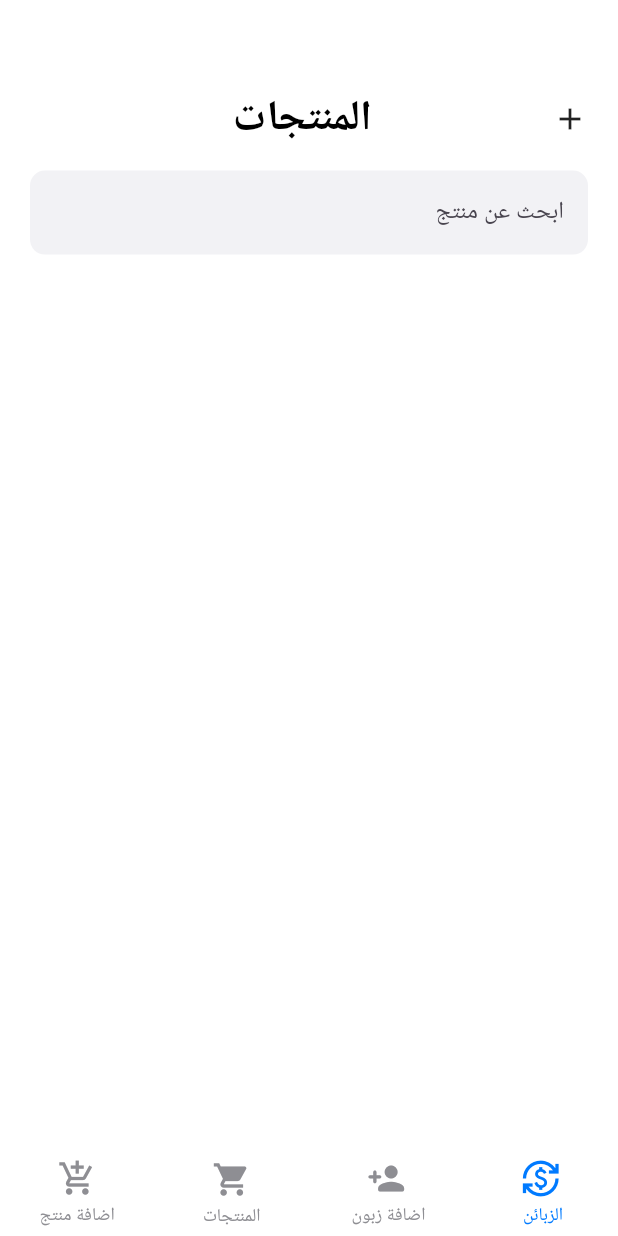
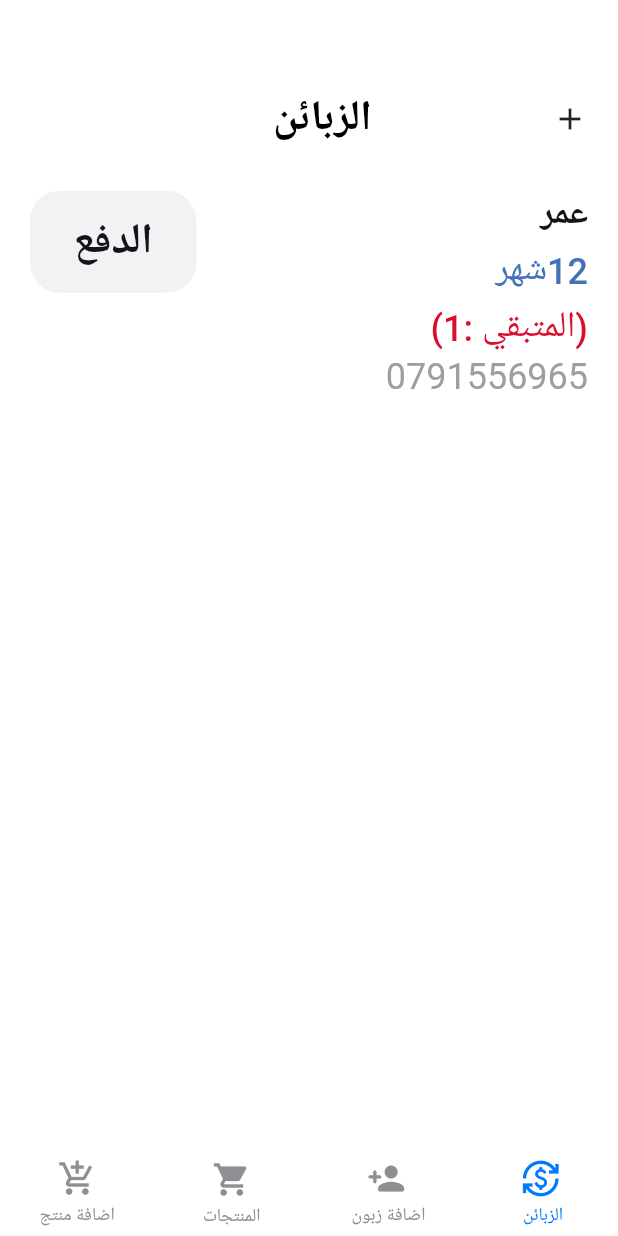
Before and after one commit to youcef-salem/taksit_walid, a Flutter app: the screen it shows after launch, on a phone screen of 412 x 824 dp. Run offline on Flutter 3.47's test engine with Material 3 defaults, Android fonts, the phone set to English and light mode, and no system bars; drawn by our look-alikes of persistent_bottom_nav_bar_v2; our stand-ins replace sqflite; accounts and stored records are empty.

Commit message:
making  asimple ui for custumer list and everything is static

```diff
--- a/lib/controlers/add_costumer.dart
+++ b/lib/controlers/add_costumer.dart
@@ -124,7 +124,7 @@ class AddCustomer with ChangeNotifier {
   void set_montgh_pay(double? value) {
     double month_number = value?? 1;
     double price = selected_product!.productPrice;
-    if (num != 0) {
+    if (month_number != 0) {
       MonthlyPayment_controler.text = (price / month_number).toInt().toString();
     } else {
       MonthlyPayment_controler.text = "0.0";
--- a/lib/utilities/router.dart
+++ b/lib/utilities/router.dart
@@ -2,27 +2,30 @@ import 'package:flutter/material.dart';
 import 'package:taksit_walid/utilities/routes.dart';
 import 'package:taksit_walid/view/add_custumer.dart';
 import 'package:taksit_walid/view/addproduct_page.dart';
+import 'package:taksit_walid/view/custumer_list.dart';
 import 'package:taksit_walid/view/product_page.dart';
 import 'package:taksit_walid/widgets/nav_bar.dart';
 
 Route<dynamic> generateRoute(RouteSettings settings) {
   switch (settings.name) {
     case Routes.add_product:
-      return MaterialPageRoute(builder: (_) =>  AddproductPage());
+      return MaterialPageRoute(builder: (_) => AddproductPage());
     case Routes.product_list:
-    return MaterialPageRoute(
-      builder: (_) => const ProductPage(), // Replace with actual ProductListPage
-    );
-    case Routes.navbar :
-   return   MaterialPageRoute(builder: (_) =>   NavBar());
-   case Routes.costumer:
       return MaterialPageRoute(
-        builder: (_) =>  AddCustumer(), // Replace with actual AddCustumer page
+        builder: (_) =>
+            const ProductPage(), // Replace with actual ProductListPage
+      );
+    case Routes.navbar:
+      return MaterialPageRoute(builder: (_) => NavBar());
+    case Routes.add_costumer:
+      return MaterialPageRoute(
+        builder: (_) => CustumerList(), // Replace with actual AddCustumer page
       );
 
+    case Routes.costumer_list:
+      return MaterialPageRoute(builder: (_) => CustumerList());
+
     default:
-      return MaterialPageRoute(
-        builder: (_) =>  AddproductPage(),
-      );
+      return MaterialPageRoute(builder: (_) => AddproductPage());
   }
 }
--- a/lib/utilities/routes.dart
+++ b/lib/utilities/routes.dart
@@ -6,6 +6,6 @@ class Routes {
   static const String costumer_list = '/costumer_list';
   static const String navbar = '/navbar';
 static const String add_costumer = '/add_costumer';
-  static var add_customer;
+
 
 }
--- a/lib/view/add_custumer.dart
+++ b/lib/view/add_custumer.dart
@@ -21,8 +21,9 @@ class AddCustumer extends StatelessWidget {
               key: formKey,
               child: SingleChildScrollView(
                 child: Column(
+
                   children: [
-                    const SizedBox(height: 30),
+                    const SizedBox(height: 25),
                     Center(
                       child: Text(
                         "اضافة زبون",
@@ -33,7 +34,7 @@ class AddCustumer extends StatelessWidget {
                             ),
                       ),
                     ),
-                    const SizedBox(height: 40),
+                    const SizedBox(height: 30),
                     Consumer<ProductList>(
                       builder: (context, productList, _) {
                         return Row(
@@ -52,7 +53,9 @@ class AddCustumer extends StatelessWidget {
                                         borderRadius: BorderRadius.circular(15),
                                       ),
                                       child: Container(
-                                        width: MediaQuery.of(context).size.width * 0.8,
+                                        width:
+                                            MediaQuery.of(context).size.width *
+                                            0.8,
                                         padding: const EdgeInsets.all(20),
                                         child: Column(
                                           mainAxisSize: MainAxisSize.min,
@@ -69,42 +72,70 @@ class AddCustumer extends StatelessWidget {
                                             Container(
                                               height: 300,
                                               decoration: BoxDecoration(
-                                                borderRadius: BorderRadius.circular(10),
-                                                border: Border.all(color: Colors.grey.shade300),
+                                                borderRadius:
+                                                    BorderRadius.circular(10),
+                                                border: Border.all(
+                                                  color: Colors.grey.shade300,
+                                                ),
                                               ),
                                               child: ListView.builder(
                                                 shrinkWrap: true,
-                                                itemCount: productList.products.length,
+                                                itemCount:
+                                                    productList.products.length,
                                                 itemBuilder: (context, index) {
-                                                  final product = productList.products[index];
+                                                  final product = productList
+                                                      .products[index];
                                                   return Card(
                                                     elevation: 0,
-                                                    margin: const EdgeInsets.symmetric(
-                                                      horizontal: 8,
-                                                      vertical: 4,
-                                                    ),
+                                                    margin:
+                                                        const EdgeInsets.symmetric(
+                                                          horizontal: 8,
+                                                          vertical: 4,
+                                                        ),
                                                     child: ListTile(
                                                       title: Text(
                                                         product.productName,
-                                                        style: const TextStyle(fontWeight: FontWeight.w500),
+                                                        style: const TextStyle(
+                                                          fontWeight:
+                                                              FontWeight.w500,
+                                                        ),
                                                       ),
                                                       subtitle: Text(
                                                         'السعر: ${product.productPrice}',
-                                                        style: TextStyle(color: Colors.grey.shade700),
+                                                        style: TextStyle(
+                                                          color: Colors
+                                                              .grey
+                                                              .shade700,
+                                                        ),
                                                       ),
-                                                      onTap: () => Navigator.pop(context, product),
-                                                      trailing: const Icon(Icons.arrow_forward_ios, size: 16),
+                                                      onTap: () =>
+                                                          Navigator.pop(
+                                                            context,
+                                                            product,
+                                                          ),
+                                                      trailing: const Icon(
+                                                        Icons.arrow_forward_ios,
+                                                        size: 16,
+                                                      ),
                                                     ),
                                                   );
                                                 },
                                               ),
                                             ),
                                             TextButton(
-                                              onPressed: () => Navigator.pop(context),
+                                              onPressed: () =>
+                                                  Navigator.pop(context),
                                               style: TextButton.styleFrom(
-                                                padding: const EdgeInsets.symmetric(horizontal: 30, vertical: 10),
+                                                padding:
+                                                    const EdgeInsets.symmetric(
+                                                      horizontal: 30,
+                                                      vertical: 10,
+                                                    ),
                                               ),
-                                              child: const Text('إلغاء', style: TextStyle(fontSize: 16)),
+                                              child: const Text(
+                                                'إلغاء',
+                                                style: TextStyle(fontSize: 16),
+                                              ),
                                             ),
                                           ],
                                         ),
@@ -117,11 +148,16 @@ class AddCustumer extends StatelessWidget {
                             ),
                             if (customerCont.selected_product != null)
                               Container(
-                                padding: const EdgeInsets.symmetric(horizontal: 16, vertical: 8),
+                                padding: const EdgeInsets.symmetric(
+                                  horizontal: 16,
+                                  vertical: 8,
+                                ),
                                 decoration: BoxDecoration(
                                   color: Colors.grey.shade100,
                                   borderRadius: BorderRadius.circular(8),
-                                  border: Border.all(color: Colors.grey.shade300),
+                                  border: Border.all(
+                                    color: Colors.grey.shade300,
+                                  ),
                                 ),
                                 child: Text(
                                   "سعر البيع: ${customerCont.selected_product!.productPrice}",
@@ -141,7 +177,6 @@ class AddCustumer extends StatelessWidget {
                       size: MediaQuery.of(context).size,
                       validator: (p0) => customerCont.validateName(p0!),
                       controller: customerCont.nameController,
-
                     ),
                     txtFiled_add(
                       hintText: 'ادخل رقم الهاتف',
@@ -157,7 +192,8 @@ class AddCustumer extends StatelessWidget {
                       size: MediaQuery.of(context).size,
                       validator: (p0) => customerCont.validateNumberMonth(p0!),
                       controller: customerCont.numberMonth_controler,
-                      onChanged: (p0) => customerCont.set_montgh_pay(double.tryParse(p0)),
+                      onChanged: (p0) =>
+                          customerCont.set_montgh_pay(double.tryParse(p0)),
                     ),
                     txtFiled_add(
                       hintText: "ادخل قيمة القسط الشهري",
--- /dev/null
+++ b/lib/view/custumer_list.dart
@@ -0,0 +1,50 @@
+import 'package:flutter/material.dart';
+import 'package:taksit_walid/model/customer.dart';
+import 'package:taksit_walid/widgets/custumer.dart';
+
+class CustumerList extends StatelessWidget {
+  Customer sc = Customer(
+    id: 1,
+    name: "عمر",
+    phone_number: "0791556965",
+    id_product: 3,
+    numerMonth: 12,
+    monthlyPayment: 300,
+  );
+  CustumerList({super.key});
+
+  @override
+  Widget build(BuildContext context) {
+    return Scaffold(
+      body: Padding(
+        padding: const EdgeInsets.all(20),
+        child: Column(
+          children: [
+            SizedBox(height: MediaQuery.of(context).size.height * 0.05),
+            Row(
+              children: [
+                Icon(Icons.add),
+                SizedBox(width: 120),
+                Text(
+                  "الزبائن",
+                  style: Theme.of(context).textTheme.headlineMedium?.copyWith(
+                    color: Colors.black,
+
+                    fontWeight: FontWeight.bold,
+                  ),
+                ),
+              ],
+            ),
+            SizedBox(height: 30),
+            Column(
+
+              children: [
+                Custumer(custumer: sc, size: MediaQuery.of(context).size),
+              ],
+            ),
+          ],
+        ),
+      ),
+    );
+  }
+}
--- /dev/null
+++ b/lib/widgets/custumer.dart
@@ -0,0 +1,80 @@
+import 'package:flutter/material.dart';
+import 'package:taksit_walid/model/customer.dart';
+
+class Custumer extends StatelessWidget {
+  final Customer custumer;
+  final Size size;
+  const Custumer({super.key, required this.custumer, required this.size});
+
+  @override
+  Widget build(BuildContext context) {
+    return DecoratedBox(
+      decoration: BoxDecoration(),
+      child: Row(
+        mainAxisAlignment: MainAxisAlignment.spaceBetween,
+        crossAxisAlignment: CrossAxisAlignment.start,
+        children: [
+          Column(
+            crossAxisAlignment: CrossAxisAlignment.start,
+            children: [
+              Text(
+                custumer.name,
+                style: Theme.of(context).textTheme.headlineSmall!.copyWith(
+                  color: Color(0xFF121417),
+                  fontWeight: FontWeight.bold,
+                ),
+              ),
+              SizedBox(height: 5),
+              Text(
+                "${custumer.numerMonth}شهر",
+                style: Theme.of(context).textTheme.headlineSmall!.copyWith(
+                  color: Color.fromARGB(255, 67, 114, 185),
+                  fontWeight: FontWeight.w500,
+                ),
+              ),
+              SizedBox(height: 5),
+              Text(
+                "(المتبقي :${custumer.id})",
+                style: Theme.of(context).textTheme.headlineSmall!.copyWith(
+                  color: Color.fromARGB(255, 218, 13, 44),
+                  fontWeight: FontWeight.w500,
+                ),
+              ),
+
+              Text(
+                custumer.phone_number,
+
+                style: Theme.of(
+                  context,
+                ).textTheme.headlineSmall!.copyWith(color: Colors.grey),
+              ),
+              SizedBox(height: 5),
+            ],
+          ),
+          DecoratedBox(
+            decoration: BoxDecoration(
+              color: Color(0xFFF2F2F5),
+
+              borderRadius: BorderRadius.circular(20),
+            ),
+            child: Padding(
+              padding: const EdgeInsets.only(
+                top: 16,
+                bottom: 16,
+                right: 29,
+                left: 29,
+              ),
+              child: Text(
+                'الدفع',
+                style: Theme.of(context).textTheme.headlineMedium!.copyWith(
+                  color: Color(0xFF121417),
+                  fontWeight: FontWeight.bold,
+                ),
+              ),
+            ),
+          ),
+        ],
+      ),
+    );
+  }
+}
--- a/lib/widgets/nav_bar.dart
+++ b/lib/widgets/nav_bar.dart
@@ -3,6 +3,7 @@ import 'package:persistent_bottom_nav_bar_v2/persistent_bottom_nav_bar_v2.dart';
 import 'package:taksit_walid/view/add_custumer.dart';
 
 import 'package:taksit_walid/view/addproduct_page.dart';
+import 'package:taksit_walid/view/custumer_list.dart';
 import 'package:taksit_walid/view/product_page.dart';
 
 class NavBar extends StatelessWidget {
@@ -14,7 +15,7 @@ class NavBar extends StatelessWidget {
       body: PersistentTabView(
         tabs: [
           PersistentTabConfig(
-            screen: ProductPage(),
+            screen:  CustumerList(),
             item: ItemConfig(
               icon: Icon(Icons.currency_exchange),
               title: "الزبائن ",
```
Also changed, not shown: lib/model/customer.dart (line endings or trailing spaces).
